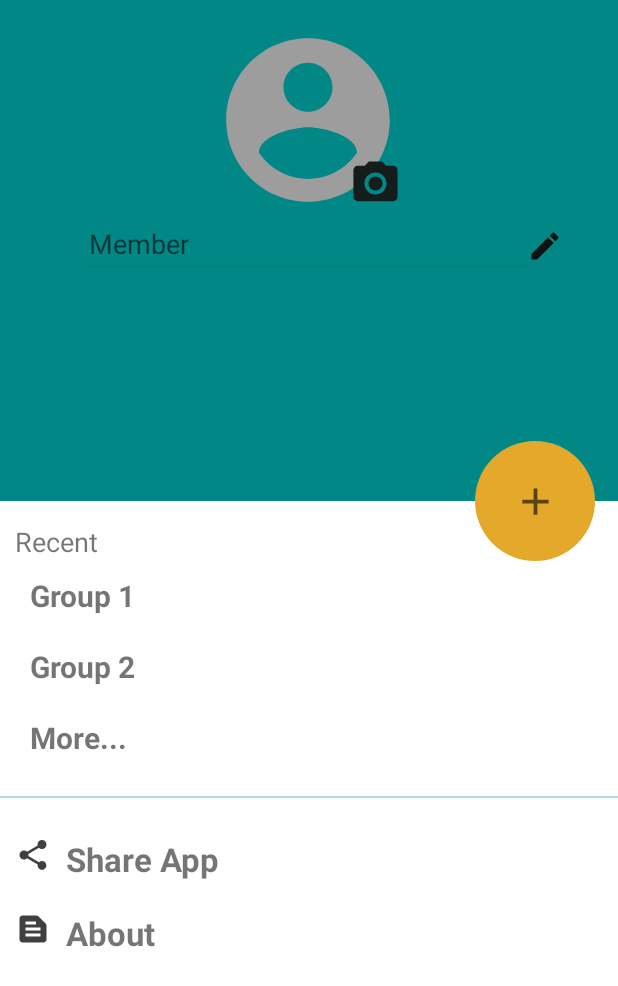
After one commit to SkywalkerSoumya/BillSplit, an Android app: the layout home_nav_drawer.xml on its own in the app's theme, with its tools: preview values and no code run, on a phone screen of 412 x 824 dp. The commit adds this screen. Shown: the top 986 px of the screen. Run offline under Robolectric (Android 15) with nearby library versions, the phone set to English and light mode, and no system bars; Roboto replaces fonts that are not available here.

Commit message:
Side navigation bar toggling feature on menu icon click added.

```diff
--- a/app/src/main/java/com/example/billsplit/Homepage.java
+++ b/app/src/main/java/com/example/billsplit/Homepage.java
@@ -3,6 +3,7 @@ package com.example.billsplit;
 import androidx.appcompat.app.ActionBarDrawerToggle;
 import androidx.appcompat.app.AppCompatActivity;
 import androidx.appcompat.widget.Toolbar;
+import androidx.core.view.GravityCompat;
 import androidx.drawerlayout.widget.DrawerLayout;
 import androidx.fragment.app.FragmentManager;
 import androidx.fragment.app.FragmentTransaction;
@@ -41,22 +42,26 @@ public class Homepage extends AppCompatActivity {
     DrawerLayout drawerLayout;
     NavigationView navView;
     Toolbar toolbar;
-    //ImageView profilePic;
-    //ImageButton changeProPicButton;
     TabLayout tabLayout;
     ViewPager2 viewPager2;
     HmpgSliderAdapter sliderAdapter;
-
 
     @Override
     protected void onCreate(Bundle savedInstanceState) {
         super.onCreate(savedInstanceState);
         setContentView(R.layout.activity_homepage);
 
-        // code for sideview navigation bar
+        // code for side-navigation bar
         drawerLayout = findViewById(R.id.navbarlayout);
+
+//  ##############################################################################################################################
+//      Need to find out if we need this portion of the code as we already removed toolbar widget from the xml file.
+//  ###############################################################################################################################
+
+
         // navView = findViewById(R.id.navview);
-//        toolbar = findViewById(R.id.toolbar);
+        // toolbar = findViewById(R.id.toolbar);
+
 
         setSupportActionBar(toolbar);
 
@@ -64,6 +69,9 @@ public class Homepage extends AppCompatActivity {
 
         drawerLayout.addDrawerListener(toggle);
         toggle.syncState();
+
+//  ###############################################################################################################################
+
 
         //settle up button function
         ImageButton settleup_btn = (ImageButton) findViewById(R.id.settleUpBtn);
@@ -100,6 +108,7 @@ public class Homepage extends AppCompatActivity {
 
             }
         });
+
 //###############################################################################################################################
 //                        code for changing profile picture  ---> CHANGES NEEDED!
 //###############################################################################################################################
@@ -112,18 +121,6 @@ public class Homepage extends AppCompatActivity {
             }
         });
 
-        // Expenses button function
-//        Button expenses_btn = (Button) findViewById(R.id.expensesBtn);
-//
-//        expenses_btn.setOnClickListener(new View.OnClickListener() {
-//            @Override
-//            public void onClick(View view) {
-//                Intent intent2 = new Intent(Homepage.this,Expenses_Details.class);
-//                startActivity(intent2);
-//            }
-//        });
-
-        // code for changing profile picture  ---> CHANGES NEEDED!
 
        /* profilePic = findViewById(R.id.profileImageView);
         changeProPicButton = findViewById(R.id.editProfilePicImageButton);
@@ -149,7 +146,6 @@ public class Homepage extends AppCompatActivity {
         bottommenu.setOnClickListener(new View.OnClickListener() {
             @Override
             public void onClick(View v) {
-
                 showHomeScreenBottomSheetDialog();
             }
         });
@@ -253,4 +249,9 @@ public class Homepage extends AppCompatActivity {
 
     }
 
+    // This function is triggered when the menu icon in the HomePage toolbar is clicked. The mapping is created from the activity_homepage.xml file. line-no 60. " android:onClick="clickMenu" "
+    public void clickMenu(View view){
+        drawerLayout.openDrawer(Gravity.LEFT);
+    }
+
 }
--- a/app/src/main/res/layout/activity_homepage.xml
+++ b/app/src/main/res/layout/activity_homepage.xml
@@ -10,30 +10,14 @@
     tools:context=".Homepage"
     tools:openDrawer="start">
 
-
-<!--    <com.google.android.material.navigation.NavigationView-->
-<!--        android:id="@+id/navview"-->
-<!--        android:layout_width="wrap_content"-->
-<!--        android:layout_height="match_parent"-->
-<!--        android:layout_gravity="start"-->
-<!--        app:headerLayout="@layout/activity_navmenu_id"-->
-<!--        app:layout_constraintBottom_toBottomOf="parent"-->
-<!--        app:layout_constraintStart_toStartOf="@+id/scrollView2"-->
-<!--        app:layout_constraintTop_toTopOf="parent"-->
-<!--        app:menu="@menu/navigation_bar_menu" />-->
-
-    <!--<ScrollView
-        android:id="@+id/scrollView2"
-        android:layout_width="0dp"
-        android:layout_height="0dp"
-        app:layout_constraintBottom_toBottomOf="parent"
-        app:layout_constraintEnd_toEndOf="parent"
-        app:layout_constraintStart_toStartOf="parent"
-        app:layout_constraintTop_toTopOf="parent">-->
-
     <androidx.constraintlayout.widget.ConstraintLayout
         android:layout_width="match_parent"
         android:layout_height="match_parent">
+
+<!-- ############################################################################################################################### -->
+<!--        ToolBar widget is removed and manual toolBar is added. If necessary a separate toolbar file may be created in future.    -->
+<!-- ############################################################################################################################### -->
+
 
 <!--        <androidx.appcompat.widget.Toolbar-->
 <!--            android:id="@+id/toolbar"-->
@@ -48,6 +32,16 @@
 <!--            app:layout_constraintTop_toTopOf="parent"-->
 <!--            tools:ignore="MissingConstraints" />-->
 
+<!-- ############################################################################################################################### -->
+<!--                                   End Changes                                                                                   -->
+<!-- ############################################################################################################################### -->
+
+
+<!-- ############################################################################################################################### -->
+<!--                                Start Manual Toolbar                                                                             -->
+<!-- ############################################################################################################################### -->
+
+
         <RelativeLayout
             android:id="@+id/toolbar"
             android:layout_width="match_parent"
@@ -59,18 +53,19 @@
             app:layout_constraintTop_toTopOf="parent">
 
             <ImageButton
-                android:id="@+id/left_icon_back"
+                android:id="@+id/left_icon_menu"
                 android:layout_width="wrap_content"
                 android:layout_height="wrap_content"
                 android:layout_centerVertical="true"
-                android:background="@drawable/menu_icon1" />
+                android:onClick="clickMenu"
+                android:background="@drawable/menu_icon" />
 
             <TextView
                 android:layout_width="wrap_content"
                 android:layout_height="wrap_content"
                 android:layout_centerVertical="true"
                 android:layout_marginLeft="20dp"
-                android:layout_toEndOf="@+id/left_icon_back"
+                android:layout_toEndOf="@+id/left_icon_menu"
                 android:fontFamily="@font/poppins_semibold"
                 android:text="BillSplit"
                 android:textColor="#000000"
@@ -78,36 +73,9 @@
 
         </RelativeLayout>
 
-        <!--        <Button-->
-        <!--            android:id="@+id/overviewBtn"-->
-        <!--            android:layout_width="116dp"-->
-        <!--            android:layout_height="25dp"-->
-        <!--            android:layout_marginStart="60dp"-->
-        <!--            android:layout_marginTop="70dp"-->
-        <!--            android:background="@drawable/add_more_grp_btn_bg"-->
-        <!--            android:fontFamily="monospace"-->
-        <!--            android:text="OVERVIEW"-->
-        <!--            android:textAlignment="center"-->
-        <!--            android:textSize="16sp"-->
-        <!--            android:textStyle="bold"-->
-        <!--            android:typeface="normal"-->
-        <!--            app:layout_constraintStart_toStartOf="parent"-->
-        <!--            app:layout_constraintTop_toTopOf="parent" />-->
-
-        <!--        <Button-->
-        <!--            android:id="@+id/expensesBtn"-->
-        <!--            android:layout_width="116dp"-->
-        <!--            android:layout_height="25dp"-->
-        <!--            android:layout_marginTop="70dp"-->
-        <!--            android:layout_marginEnd="60dp"-->
-        <!--            android:background="@drawable/add_more_grp_btn_bg"-->
-        <!--            android:fontFamily="monospace"-->
-        <!--            android:text="Expenses"-->
-        <!--            android:textAlignment="center"-->
-        <!--            android:textSize="16sp"-->
-        <!--            android:textStyle="bold"-->
-        <!--            app:layout_constraintEnd_toEndOf="parent"-->
-        <!--            app:layout_constraintTop_toTopOf="parent" />-->
+<!-- ############################################################################################################################### -->
+<!--        End Manual Toolbar    -->
+<!-- ############################################################################################################################### -->
 
 
         <com.google.android.material.tabs.TabLayout
@@ -181,7 +149,14 @@
 
     </androidx.constraintlayout.widget.ConstraintLayout>
 
+    <RelativeLayout
+        android:layout_width="300dp"
+        android:layout_height="match_parent"
+        android:background="@color/teal_700"
+        android:layout_gravity="start">
 
-    <!--</ScrollView>-->
+        <include layout="@layout/home_nav_drawer" />
+
+    </RelativeLayout>
 
 </androidx.drawerlayout.widget.DrawerLayout>
--- /dev/null
+++ b/app/src/main/res/layout/home_nav_drawer.xml
@@ -0,0 +1,198 @@
+<?xml version="1.0" encoding="utf-8"?>
+<androidx.constraintlayout.widget.ConstraintLayout xmlns:android="http://schemas.android.com/apk/res/android"
+    xmlns:app="http://schemas.android.com/apk/res-auto"
+    xmlns:tools="http://schemas.android.com/tools"
+    android:layout_width="match_parent"
+    android:layout_height="match_parent"
+    android:background="@color/teal_700"
+    android:orientation="vertical">
+
+
+    <ImageView
+        android:id="@+id/profileImageView"
+        android:layout_width="160dp"
+        android:layout_height="160dp"
+        android:background="@drawable/blank_face_foreground"
+        app:layout_constraintBottom_toTopOf="@+id/view"
+        app:layout_constraintEnd_toEndOf="parent"
+        app:layout_constraintHorizontal_bias="0.498"
+        app:layout_constraintStart_toStartOf="parent"
+        app:layout_constraintTop_toTopOf="parent"
+        app:layout_constraintVertical_bias="0.0" />
+
+    <EditText
+        android:id="@+id/editUserName"
+        android:layout_width="0dp"
+        android:layout_height="wrap_content"
+        android:layout_marginStart="55dp"
+        android:layout_marginTop="-20dp"
+        android:layout_marginEnd="55dp"
+        android:ems="10"
+        android:hint="Member"
+        android:inputType="textPersonName"
+        app:layout_constraintEnd_toEndOf="parent"
+        app:layout_constraintStart_toStartOf="parent"
+        app:layout_constraintTop_toBottomOf="@+id/profileImageView" />
+
+    <ImageButton
+        android:id="@+id/editProfilePicImageButton"
+        android:layout_width="35dp"
+        android:layout_height="35dp"
+        android:layout_marginEnd="17dp"
+        android:layout_marginBottom="20dp"
+        android:background="@drawable/camera_icon"
+        app:layout_constraintBottom_toBottomOf="@+id/profileImageView"
+        app:layout_constraintEnd_toEndOf="@+id/profileImageView" />
+
+    <ImageButton
+        android:id="@+id/editNameImageButton"
+        android:layout_width="wrap_content"
+        android:layout_height="wrap_content"
+        android:layout_marginStart="-5dp"
+        android:layout_marginBottom="9dp"
+        android:background="?android:attr/selectableItemBackground"
+        android:src="@drawable/edit_icon"
+        app:layout_constraintBottom_toBottomOf="@+id/editUserName"
+        app:layout_constraintStart_toEndOf="@+id/editUserName" />
+
+    <View
+        android:id="@+id/view"
+        android:layout_width="match_parent"
+        android:layout_height="490dp"
+        android:background="@color/white"
+        app:layout_constraintBottom_toBottomOf="parent"
+        app:layout_constraintEnd_toEndOf="parent"
+        app:layout_constraintStart_toStartOf="parent" />
+
+    <ImageButton
+        android:id="@+id/imageButton"
+        android:layout_width="80dp"
+        android:layout_height="80dp"
+        android:layout_marginEnd="15dp"
+        android:layout_marginBottom="-40dp"
+        android:background="@drawable/add_more_grp_btn_bg"
+        android:src="@drawable/add_more_grp_button"
+        app:layout_constraintBottom_toTopOf="@+id/view"
+        app:layout_constraintEnd_toEndOf="parent" />
+
+    <LinearLayout
+        android:layout_width="match_parent"
+        android:layout_height="475dp"
+        android:orientation="vertical"
+        app:layout_constraintBottom_toBottomOf="parent"
+        tools:layout_editor_absoluteX="0dp">
+
+        <TextView
+            android:layout_width="match_parent"
+            android:layout_height="wrap_content"
+            android:text="Recent"
+            android:layout_marginLeft="10dp"
+            android:textSize="18sp" />
+
+        <LinearLayout
+            android:id="@+id/grp_1"
+            android:layout_width="match_parent"
+            android:layout_height="wrap_content"
+            android:orientation="horizontal"
+            android:padding="10dp">
+
+            <TextView
+                android:layout_width="wrap_content"
+                android:layout_height="wrap_content"
+                android:layout_marginLeft="10dp"
+                android:text="Group 1"
+                android:textSize="20sp"
+                android:textStyle="bold" />
+
+        </LinearLayout>
+
+        <LinearLayout
+            android:id="@+id/grp_2"
+            android:layout_width="match_parent"
+            android:layout_height="wrap_content"
+            android:orientation="horizontal"
+            android:padding="10dp">
+
+            <TextView
+                android:layout_width="wrap_content"
+                android:layout_height="wrap_content"
+                android:layout_marginLeft="10dp"
+                android:text="Group 2"
+                android:textSize="20sp"
+                android:textStyle="bold" />
+
+        </LinearLayout>
+
+        <LinearLayout
+            android:id="@+id/more_groups"
+            android:layout_width="match_parent"
+            android:layout_height="wrap_content"
+            android:orientation="horizontal"
+            android:padding="10dp">
+
+            <TextView
+                android:layout_width="wrap_content"
+                android:layout_height="wrap_content"
+                android:layout_marginLeft="10dp"
+                android:text="More..."
+                android:textSize="20sp"
+                android:textStyle="bold" />
+
+        </LinearLayout>
+
+        <View
+            android:layout_width="match_parent"
+            android:layout_height="1dp"
+            android:layout_marginTop="15dp"
+            android:layout_marginBottom="16dp"
+            android:background="@color/primaryColor"/>
+
+
+        <LinearLayout
+            android:id="@+id/share_menu"
+            android:layout_width="match_parent"
+            android:layout_height="wrap_content"
+            android:orientation="horizontal"
+            android:padding="10dp">
+
+            <ImageView
+                android:layout_width="wrap_content"
+                android:layout_height="wrap_content"
+                android:src="@drawable/share_icon" />
+
+            <TextView
+                android:layout_width="wrap_content"
+                android:layout_height="wrap_content"
+                android:layout_marginLeft="10dp"
+                android:text="Share App"
+                android:textSize="22sp"
+                android:textStyle="bold" />
+
+        </LinearLayout>
+
+        <LinearLayout
+            android:id="@+id/about_menu"
+            android:layout_width="match_parent"
+            android:layout_height="wrap_content"
+            android:orientation="horizontal"
+            android:padding="10dp">
+
+            <ImageView
+                android:layout_width="wrap_content"
+                android:layout_height="wrap_content"
+                android:src="@drawable/about_icon" />
+
+            <TextView
+                android:layout_width="wrap_content"
+                android:layout_height="wrap_content"
+                android:layout_marginLeft="10dp"
+                android:text="About"
+                android:textSize="22sp"
+                android:textStyle="bold" />
+
+        </LinearLayout>
+
+    </LinearLayout>
+
+
+</androidx.constraintlayout.widget.ConstraintLayout>
```
